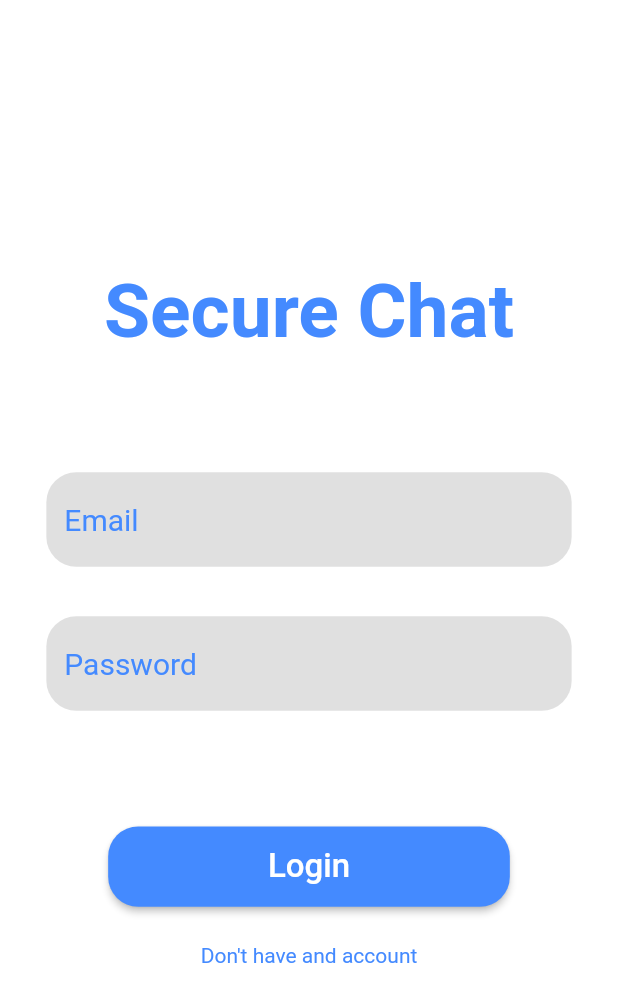
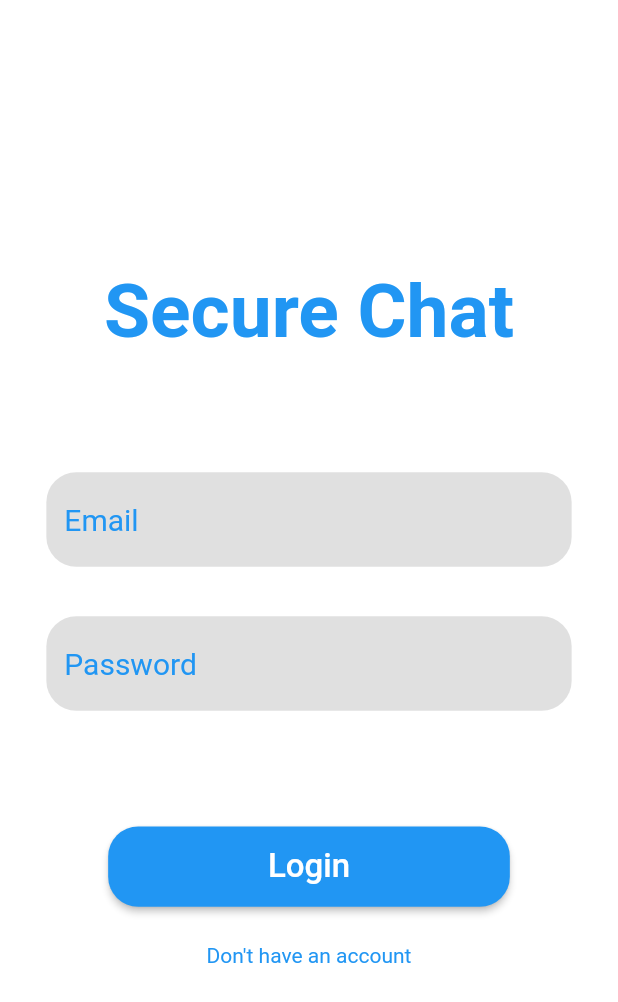
Before and after one commit to scschaudhary81/securechatwebfinalyear, a Flutter app: the screen it shows after launch, on a phone screen of 412 x 824 dp. Shown: the top 1002 px of the screen. Run offline on Flutter 3.47's test engine with Material 2 defaults, Android fonts, the phone set to English and light mode, and no system bars; our stand-ins replace animated_text_kit, cloud_firestore, file_picker, firebase_auth, firebase_core, firebase_storage and 5 more; missing offline and left inert: encrypt; accounts and stored records are empty; statements that could not run were skipped.

Commit message:
fixed bugs....................................

```diff
--- a/lib/constants.dart
+++ b/lib/constants.dart
@@ -1,9 +1,9 @@
 import 'package:flutter/material.dart';
 
 
-const Color appMainColor = Colors.blueAccent;
-const Color loadingColor = Colors.blueAccent;
-const Color topBarColor = Colors.blueAccent;
+const Color appMainColor = Colors.blue;
+const Color loadingColor = Colors.blue;
+const Color topBarColor = Colors.blue;
 const Color textColor = Colors.black54;
 const List<Color> greyColorScheme = [Color(0xffEF5350),Color(0xffE53935)];
 const List<Color> blueColorScheme = [Color.fromRGBO(0, 136, 249, 1.0),Color.fromRGBO(0, 82, 218, 1.0)];
--- a/lib/main.dart
+++ b/lib/main.dart
@@ -39,6 +39,7 @@ class MyApp extends StatelessWidget {
   Widget _actualApp(BuildContext context)
   {
     return  MaterialApp(
+      themeMode: ThemeMode.light,
       debugShowCheckedModeBanner: false,
       title: "Secure Chat",
       theme: ThemeData(
--- a/lib/screens/LoginInScreen.dart
+++ b/lib/screens/LoginInScreen.dart
@@ -192,7 +192,7 @@ class _LoginScreenState extends State<LoginScreen> {
       child: Container(
         alignment: Alignment.center,
         child: const Text(
-          "Don't have and account",
+          "Don't have an account",
           style: TextStyle(color: appMainColor),
         ),
       ),
--- a/lib/screens/SplashScreen.dart
+++ b/lib/screens/SplashScreen.dart
@@ -33,6 +33,7 @@ class _SplashScreenState extends State<SplashScreen> {
   @override
   Widget build(BuildContext context) {
     return MaterialApp(
+      themeMode: ThemeMode.light,
       debugShowCheckedModeBanner: false,
       theme: ThemeData(
         backgroundColor: Colors.white,
```
